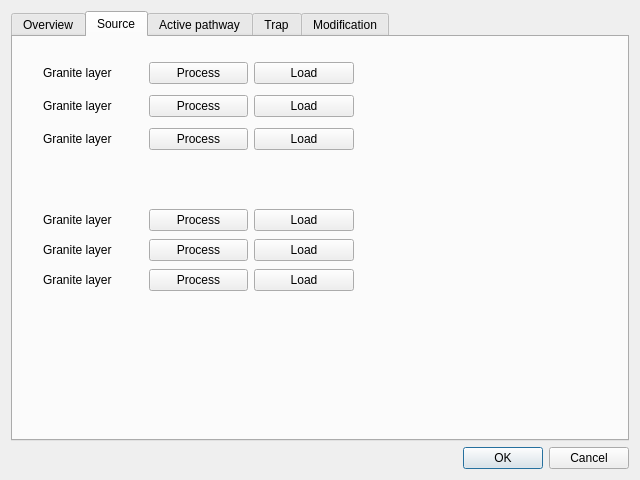
Old version of the form eis_qgis_plugin/resources/ui/wizard_preprocess_window2.ui in the repository GispoCoding/eis_qgis_plugin.
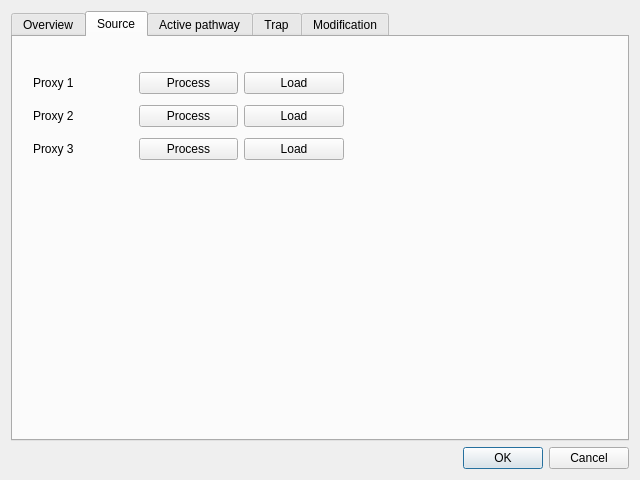
New version of the form. The open tabs and pages were chosen to show the change.

What changed in the file:
```diff
--- a/eis_qgis_plugin/resources/ui/wizard_preprocess_window2.ui
+++ b/eis_qgis_plugin/resources/ui/wizard_preprocess_window2.ui
@@ -28,86 +28,11 @@
       <attribute name="title">
        <string>Source</string>
       </attribute>
-      <widget class="QWidget" name="layoutWidget">
-       <property name="geometry">
-        <rect>
-         <x>30</x>
-         <y>170</y>
-         <width>311</width>
-         <height>89</height>
-        </rect>
-       </property>
-       <layout class="QGridLayout" name="gridLayout_2">
-        <item row="1" column="2">
-         <widget class="QPushButton" name="pushButton_19">
-          <property name="text">
-           <string>Load</string>
-          </property>
-         </widget>
-        </item>
-        <item row="2" column="1">
-         <widget class="QPushButton" name="pushButton_20">
-          <property name="text">
-           <string>Process</string>
-          </property>
-         </widget>
-        </item>
-        <item row="2" column="2">
-         <widget class="QPushButton" name="pushButton_21">
-          <property name="text">
-           <string>Load</string>
-          </property>
-         </widget>
-        </item>
-        <item row="0" column="2">
-         <widget class="QPushButton" name="pushButton_17">
-          <property name="text">
-           <string>Load</string>
-          </property>
-         </widget>
-        </item>
-        <item row="1" column="1">
-         <widget class="QPushButton" name="pushButton_18">
-          <property name="text">
-           <string>Process</string>
-          </property>
-         </widget>
-        </item>
-        <item row="0" column="1">
-         <widget class="QPushButton" name="pushButton_12">
-          <property name="text">
-           <string>Process</string>
-          </property>
-         </widget>
-        </item>
-        <item row="1" column="0">
-         <widget class="QLabel" name="label_7">
-          <property name="text">
-           <string>Granite layer</string>
-          </property>
-         </widget>
-        </item>
-        <item row="0" column="0">
-         <widget class="QLabel" name="label_8">
-          <property name="text">
-           <string>Granite layer</string>
-          </property>
-         </widget>
-        </item>
-        <item row="2" column="0">
-         <widget class="QLabel" name="label_11">
-          <property name="text">
-           <string>Granite layer</string>
-          </property>
-         </widget>
-        </item>
-       </layout>
-      </widget>
       <widget class="QWidget" name="layoutWidget_3">
        <property name="geometry">
         <rect>
-         <x>30</x>
-         <y>20</y>
+         <x>20</x>
+         <y>30</y>
          <width>311</width>
          <height>101</height>
         </rect>
@@ -130,7 +55,7 @@
         <item row="2" column="0">
          <widget class="QLabel" name="label_9">
           <property name="text">
-           <string>Granite layer</string>
+           <string>Proxy 3</string>
           </property>
          </widget>
         </item>
@@ -165,14 +90,14 @@
         <item row="1" column="0">
          <widget class="QLabel" name="label_10">
           <property name="text">
-           <string>Granite layer</string>
+           <string>Proxy 2</string>
           </property>
          </widget>
         </item>
         <item row="0" column="0">
          <widget class="QLabel" name="label">
           <property name="text">
-           <string>Granite layer</string>
+           <string>Proxy 1</string>
           </property>
          </widget>
         </item>
```
Left out of the diff: 2 changed lines with no effect on the pictures.
